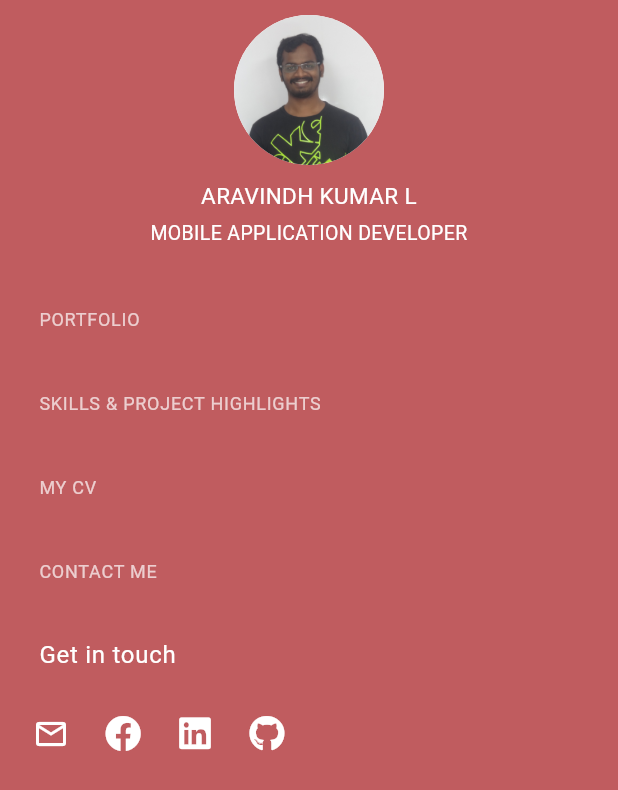
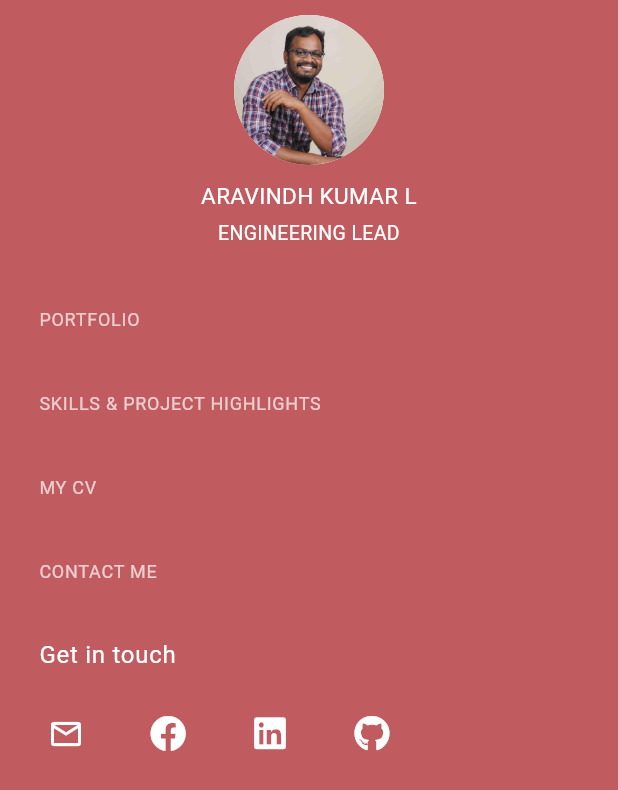
Before and after one commit to aravindhkumar23/portfolio, a Flutter app: the Menu widget shown alone on an empty page, opened directly, on a phone screen of 412 x 824 dp. Shown: the top 790 px of the screen. Run offline on Flutter 3.47's test engine with Material 3 defaults, Android fonts, the phone set to English and light mode, and no system bars; our stand-ins replace font_awesome_flutter; missing offline and left inert: dart:js.

Commit message:
V2 updated with new dp and pofile updation

```diff
--- a/lib/menu.dart
+++ b/lib/menu.dart
@@ -31,7 +31,7 @@ class Menu extends StatelessWidget {
                   child: new CircleAvatar(
                     backgroundColor: Colors.white,
                     radius: 50.0,
-                    backgroundImage: new AssetImage('assets/dp.jpg'),
+                    backgroundImage: new AssetImage('assets/profile_pic.jpeg'),
                   ),
                 ),
                 new SizedBox(
@@ -46,7 +46,7 @@ class Menu extends StatelessWidget {
                   height: 5.0,
                 ),
                 new Text(
-                  'Mobile Application Developer'.toUpperCase(),
+                  'Engineering lead'.toUpperCase(),
                   textAlign: TextAlign.center,
                   style: TextStyle(color: Colors.white, fontSize: 13),
                 ),
@@ -114,26 +114,30 @@ class Menu extends StatelessWidget {
                         style: TextStyle(color: Colors.white),
                       ),
                     ),
-                    new Row(
+                    new Wrap(
                       children: <Widget>[
+                        Container(width: 10.0,),
                         new IconButton(
                             icon: Icon(
                               Icons.mail_outline,
                               color: Colors.white,
                             ),
                             onPressed: () {}),
+                        Container(width: 20.0,),
                         new IconButton(
                             icon: Icon(
                               FontAwesomeIcons.facebook,
                               color: Colors.white,
                             ),
                             onPressed: openFb),
+                        Container(width: 20.0,),
                         new IconButton(
                             icon: Icon(
                               FontAwesomeIcons.linkedin,
                               color: Colors.white,
                             ),
                             onPressed: openLinkedIn),
+                        Container(width: 20.0,),
                         new IconButton(
                             icon: Icon(
                               FontAwesomeIcons.github,
--- a/lib/portfolio.dart
+++ b/lib/portfolio.dart
@@ -5,13 +5,15 @@ class Portfolio extends StatelessWidget {
   final List<dynamic> experience = [
     {
       'year': 'May\'19 to current',
-      'jobTitle': 'Mobile Application Developer',
+      'jobTitle': 'Engineering Lead',
       'companyName':
-          'Freelancer - Currently open to co-operation on new and existing projects.',
+          'Rootquotient Technologies Pvt Ltd',
       'content': [
-        'Creating hybrid mobile applications for Android and iOS using Flutter by bringing in the best of native features, native UI and robustness of hybrid framework',
-        'Writing Native Mobile Device Plugins for Flutter framework using Java for Android platforms and Swift for iOS platforms',
-        'Worked with team to create prototypes of new designs and training materials'
+        'Technical Leadership: Led a team of mobile developers in the successful delivery of multiple mobile applications for iOS and Android platforms, ensuring adherence to coding standards, performance optimization, and timely delivery of projects.',
+        'Architecture Design: Designed and implemented scalable and maintainable architectures for mobile applications, optimizing performance, and enhancing user experience.',
+        'Team Collaboration: Collaborated closely with product management, design, and QA teams to define project requirements, prioritize tasks, and ensure alignment on project goals and timelines.',
+        'Mentorship and Coaching: Provided mentorship and coaching to team members, fostering their professional growth and development through knowledge sharing, code reviews, and technical guidance.',
+        'Innovation and Continuous Improvement: Stayed abreast of emerging technologies and industry trends in mobile development, driving innovation initiatives within the team and exploring new tools and frameworks to improve development efficiency and product quality.'
       ],
     },
     {
@@ -58,7 +60,7 @@ class Portfolio extends StatelessWidget {
   @override
   Widget build(BuildContext context) {
     return Container(
-      color: Colors.white,
+      color: Colors.white.withOpacity(0.9),
       child: new ListView(
         padding: const EdgeInsets.all(15.0),
         children: <Widget>[
--- a/lib/utils.dart
+++ b/lib/utils.dart
@@ -55,6 +55,7 @@ void openCV() {
 void openCompanyProfile({int index}) {
   switch (index) {
     case 0:
+      js.context.callMethod('open', ['https://www.rootquotient.com/']);
       break;
     case 1:
       js.context.callMethod('open', ['http://digiryte.com/']);
```
Also changed, not shown: lib/home_page.dart (+9 -7 lines), lib/skills.dart (+59 -43 lines), assets/home_bg.jpg (added), assets/profile_pic.jpeg (added).
